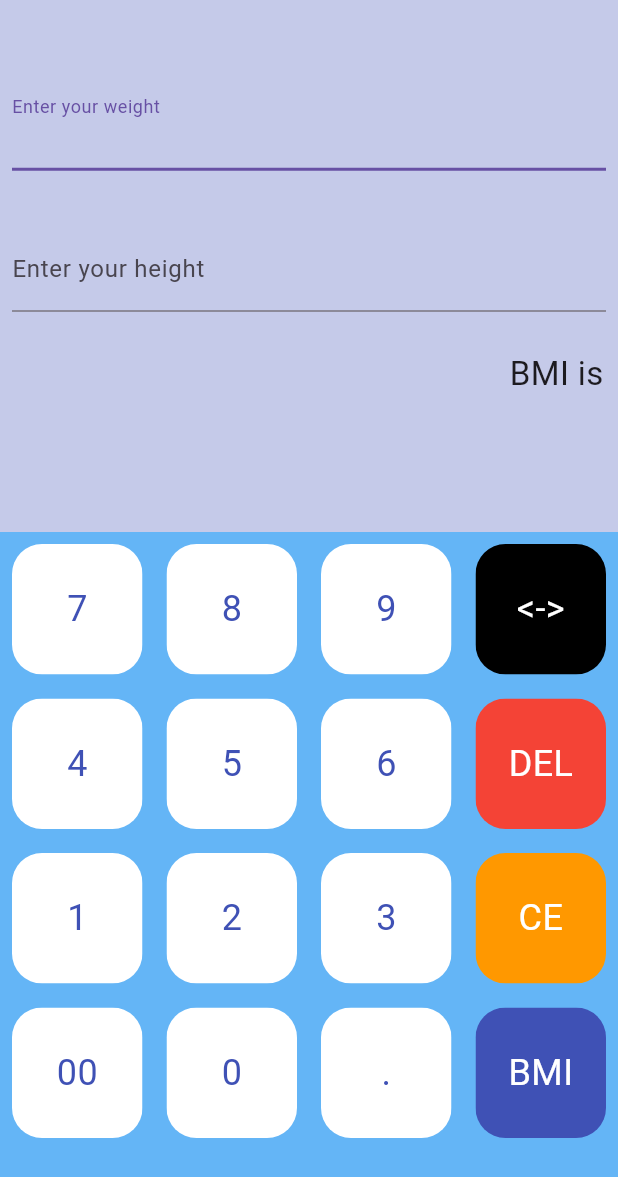
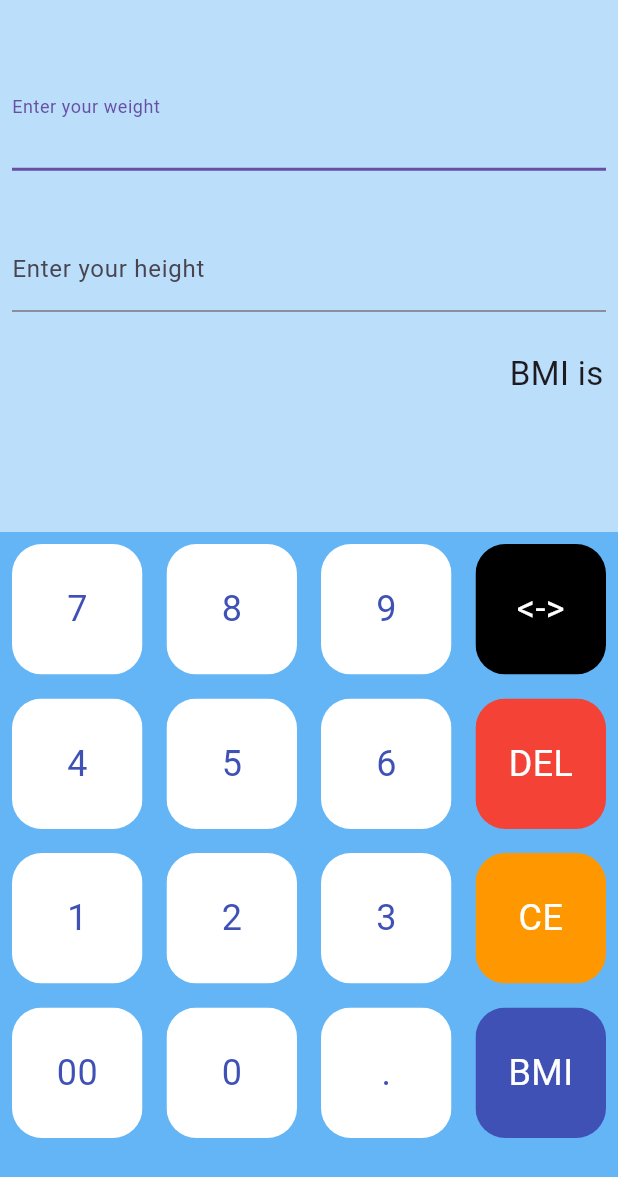
Before and after one commit to Davazano/BMI_Calculator, a Flutter app: the screen it shows after launch, on a phone screen of 412 x 824 dp. Shown: the top 1177 px of the screen. Run offline on Flutter 3.47's test engine with Material 3 defaults, Android fonts, the phone set to English and light mode, and no system bars.

Commit message:
changed background color of the app to blue

```diff
--- a/lib/pages/bmi_calculator.dart
+++ b/lib/pages/bmi_calculator.dart
@@ -57,7 +57,7 @@ class _BmiCalculatorState extends State<BmiCalculator> {
   @override
   Widget build(BuildContext context) {
     return Scaffold(
-      backgroundColor: Colors.indigo[100],
+      backgroundColor: Colors.blue[100],
       body: Column(
         children: <Widget>[
           Expanded(
```
